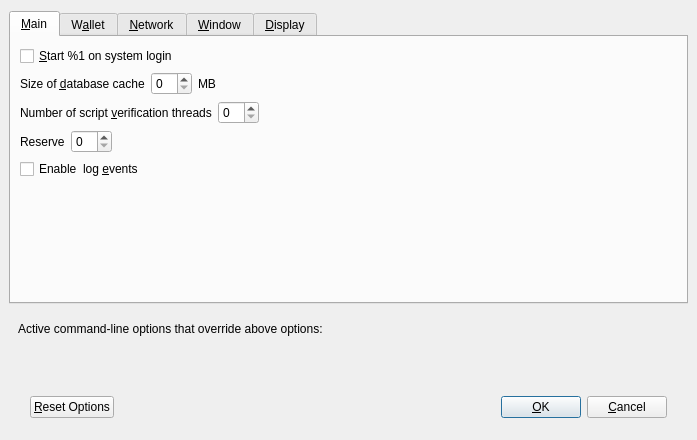
maq30/qtum, file src/qt/forms/optionsdialog.ui: the form before one commit.
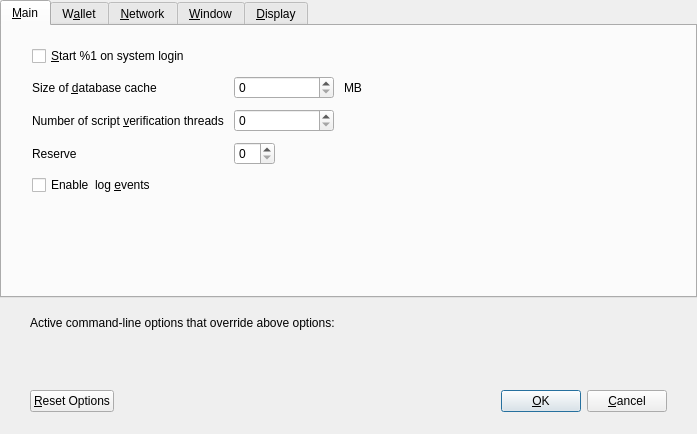
The form after the commit. Custom widgets are drawn as their Qt base class.

Commit message: Update lauout option dialog

What changed in the file:
```diff
--- a/src/qt/forms/optionsdialog.ui
+++ b/src/qt/forms/optionsdialog.ui
@@ -7,7 +7,7 @@
     <x>0</x>
     <y>0</y>
     <width>697</width>
-    <height>440</height>
+    <height>434</height>
    </rect>
   </property>
   <property name="windowTitle">
@@ -20,6 +20,9 @@
    <property name="leftMargin">
     <number>0</number>
    </property>
+   <property name="topMargin">
+    <number>0</number>
+   </property>
    <property name="rightMargin">
     <number>0</number>
    </property>
@@ -28,12 +31,6 @@
    </property>
    <item>
     <layout class="QVBoxLayout" name="verticalLayout_3">
-     <property name="leftMargin">
-      <number>9</number>
-     </property>
-     <property name="rightMargin">
-      <number>9</number>
-     </property>
      <item>
       <widget class="QTabWidget" name="tabWidget">
        <property name="currentIndex">
@@ -44,6 +41,21 @@
          <string>&amp;Main</string>
         </attribute>
         <layout class="QVBoxLayout" name="verticalLayout_Main">
+         <property name="spacing">
+          <number>10</number>
+         </property>
+         <property name="leftMargin">
+          <number>30</number>
+         </property>
+         <property name="topMargin">
+          <number>20</number>
+         </property>
+         <property name="rightMargin">
+          <number>30</number>
+         </property>
+         <property name="bottomMargin">
+          <number>20</number>
+         </property>
          <item>
           <widget class="QCheckBox" name="bitcoinAtStartup">
            <property name="toolTip">
@@ -55,8 +67,11 @@
           </widget>
          </item>
          <item>
-          <layout class="QHBoxLayout" name="horizontalLayout_2_Main">
-           <item>
+          <layout class="QGridLayout" name="gridLayout">
+           <property name="verticalSpacing">
+            <number>10</number>
+           </property>
+           <item row="1" column="0">
             <widget class="QLabel" name="databaseCacheLabel">
              <property name="text">
               <string>Size of &amp;database cache</string>
@@ -69,8 +84,37 @@
              </property>
             </widget>
            </item>
+           <item row="3" column="1">
+            <layout class="QHBoxLayout" name="horizontalLayoutReserveBalance">
            <item>
-            <widget class="QSpinBox" name="databaseCache"/>
+              <widget class="BitcoinAmountField" name="reserveBalance"/>
+             </item>
+             <item>
+              <spacer name="horizontalSpacerReserveBalance">
+               <property name="orientation">
+                <enum>Qt::Horizontal</enum>
+               </property>
+               <property name="sizeHint" stdset="0">
+                <size>
+                 <width>40</width>
+                 <height>20</height>
+                </size>
+               </property>
+              </spacer>
+             </item>
+            </layout>
+           </item>
+           <item row="1" column="1">
+            <layout class="QHBoxLayout" name="horizontalLayout_2_Main">
+             <item>
+              <widget class="QSpinBox" name="databaseCache">
+               <property name="minimumSize">
+                <size>
+                 <width>100</width>
+                 <height>0</height>
+                </size>
+               </property>
+              </widget>
            </item>
            <item>
             <widget class="QLabel" name="databaseCacheUnitLabel">
@@ -97,9 +141,20 @@
            </item>
           </layout>
          </item>
-         <item>
-          <layout class="QHBoxLayout" name="horizontalLayout_3_Main">
-           <item>
+           <item row="3" column="0">
+            <widget class="QLabel" name="reserveBalanceLabel">
+             <property name="text">
+              <string>Reserve</string>
+             </property>
+             <property name="textFormat">
+              <enum>Qt::PlainText</enum>
+             </property>
+             <property name="buddy">
+              <cstring>reserveBalance</cstring>
+             </property>
+            </widget>
+           </item>
+           <item row="2" column="0">
             <widget class="QLabel" name="threadsScriptVerifLabel">
              <property name="text">
               <string>Number of script &amp;verification threads</string>
@@ -112,8 +167,16 @@
              </property>
             </widget>
            </item>
+           <item row="2" column="1">
+            <layout class="QHBoxLayout" name="horizontalLayout_3_Main">
            <item>
             <widget class="QSpinBox" name="threadsScriptVerif">
+               <property name="minimumSize">
+                <size>
+                 <width>100</width>
+                 <height>0</height>
+                </size>
+               </property>
              <property name="toolTip">
               <string>(0 = auto, &lt;0 = leave that many cores free)</string>
              </property>
@@ -134,37 +197,6 @@
            </item>
           </layout>
          </item>
-         <item>
-          <layout class="QHBoxLayout" name="horizontalLayoutReserveBalance">
-           <item>
-            <widget class="QLabel" name="reserveBalanceLabel">
-             <property name="text">
-              <string>Reserve</string>
-             </property>
-             <property name="textFormat">
-              <enum>Qt::PlainText</enum>
-             </property>
-             <property name="buddy">
-              <cstring>reserveBalance</cstring>
-             </property>
-            </widget>
-           </item>
-           <item>
-            <widget class="BitcoinAmountField" name="reserveBalance"/>
-           </item>
-           <item>
-            <spacer name="horizontalSpacerReserveBalance">
-             <property name="orientation">
-              <enum>Qt::Horizontal</enum>
-             </property>
-             <property name="sizeHint" stdset="0">
-              <size>
-               <width>40</width>
-               <height>20</height>
-              </size>
-             </property>
-            </spacer>
-           </item>
           </layout>
          </item>
          <item>
@@ -703,6 +735,12 @@
      <item>
       <widget class="QFrame" name="frame">
        <layout class="QVBoxLayout" name="verticalLayout_Bottom">
+        <property name="leftMargin">
+         <number>30</number>
+        </property>
+        <property name="rightMargin">
+         <number>30</number>
+        </property>
         <item>
          <layout class="QHBoxLayout" name="horizontalLayout_Bottom">
           <item>
```
Left out of the diff: 114 changed lines with no effect on the pictures. Lines whose indentation alone changed are shown as unchanged. The commit also changes 1 other file.
